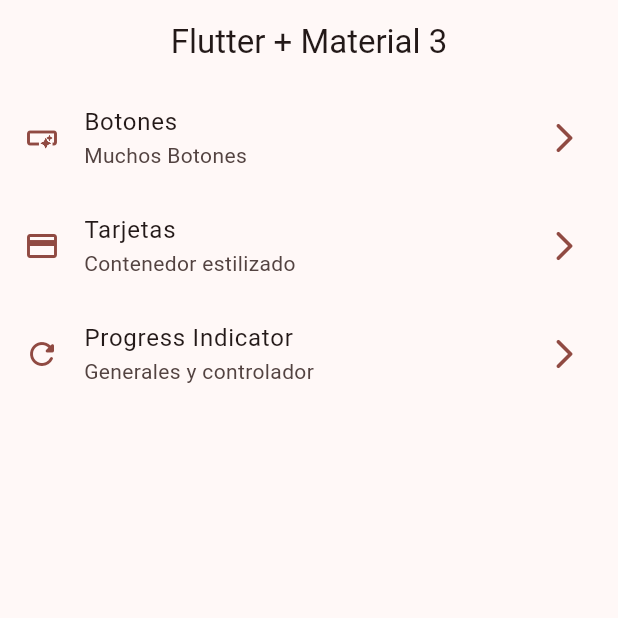
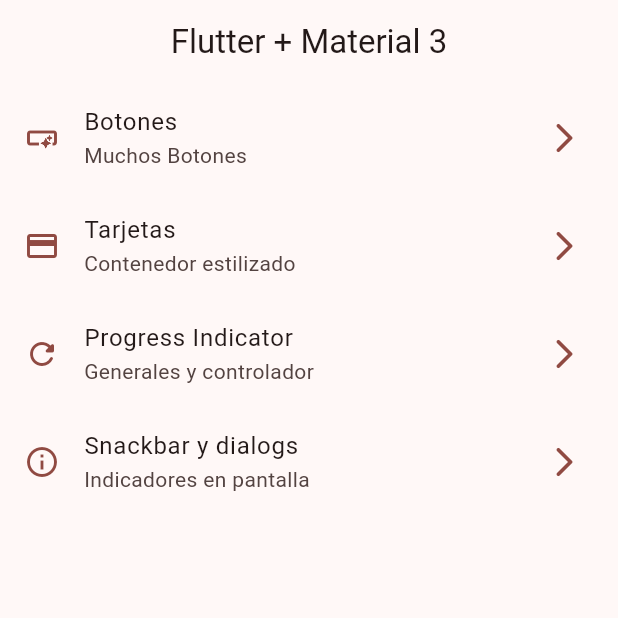
Before and after one commit to on-brulera/flutter-testing-M3, a Flutter app: the screen it shows after launch, on a phone screen of 412 x 824 dp, the top half of it. Run offline on Flutter 3.47's test engine with Material 3 defaults, Android fonts, the phone set to English and light mode, and no system bars; our stand-ins replace go_router.

Commit message:
Snackbar Dialogs Finished

```diff
--- a/lib/config/router/app_router.dart
+++ b/lib/config/router/app_router.dart
@@ -25,5 +25,10 @@ final appRouter = GoRouter(
       name: ProgressScreen.name,
       builder: (context, state) => const ProgressScreen(),
     ),
+    GoRoute(
+      path: '/snackbar',
+      name: SnackbarScreen.name,
+      builder: (context, state) => const SnackbarScreen(),
+    ),
   ],
 );
--- a/lib/main.dart
+++ b/lib/main.dart
@@ -12,6 +12,7 @@ class MainApp extends StatelessWidget {
   @override
   Widget build(BuildContext context) {
     return MaterialApp.router(
+      title: 'TESTING WIDGETS',
       routerConfig: appRouter,
       debugShowCheckedModeBanner: false,
       theme: AppTheme(selectedColor:2).getTheme(),
--- a/lib/menu/menu_items.dart
+++ b/lib/menu/menu_items.dart
@@ -18,4 +18,5 @@ const appMenuItems = <MenuItems>[
   MenuItems(title: 'Botones',subTitle: 'Muchos Botones', link: '/buttons', icon: Icons.smart_button),
   MenuItems(title: 'Tarjetas',subTitle: 'Contenedor estilizado', link: '/cards', icon: Icons.credit_card),
   MenuItems(title: 'Progress Indicator',subTitle: 'Generales y controlador', link: '/progress', icon: Icons.refresh_rounded),
+  MenuItems(title: 'Snackbar y dialogs',subTitle: 'Indicadores en pantalla', link: '/snackbar', icon: Icons.info_outline),
 ];
```
Also changed, not shown: lib/presentation/screens/snackbar/snackbar_screen.dart (+54 -1 lines).
